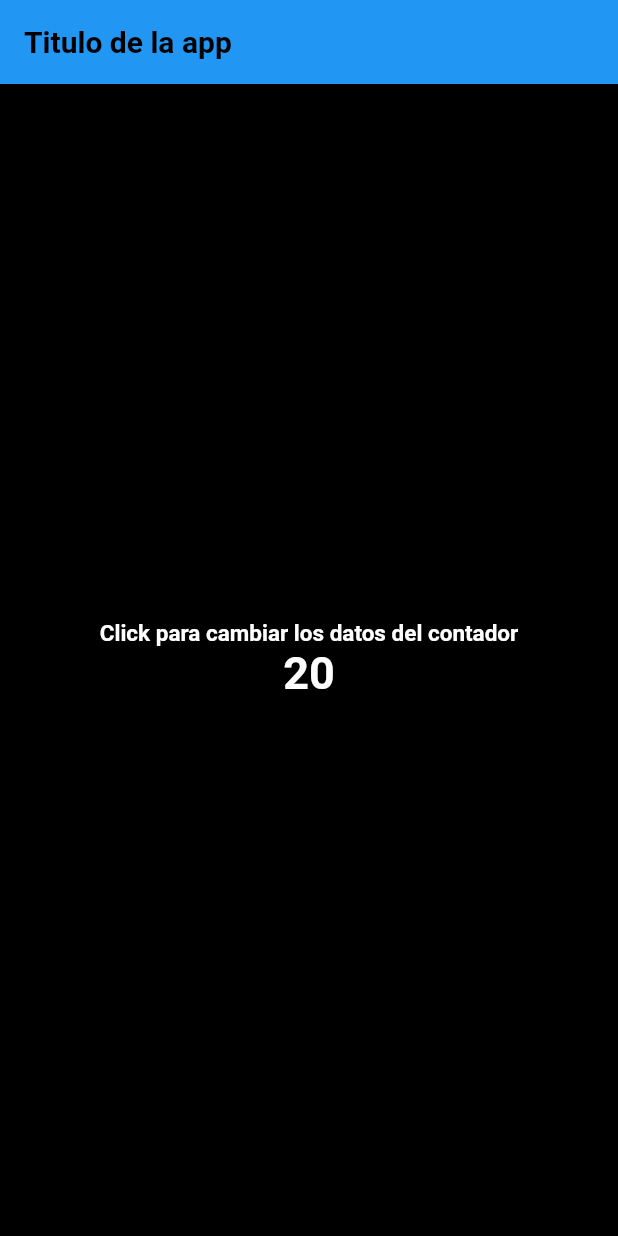
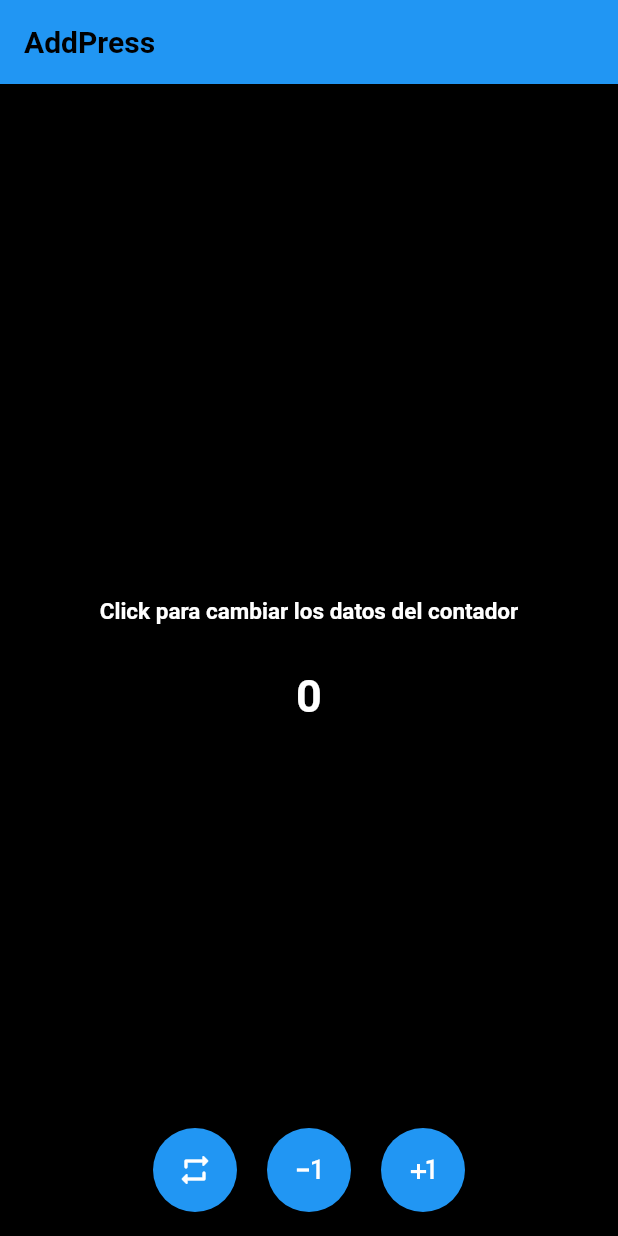
Before and after one commit to Yero-des/mlt_app_flutter, a Flutter app: the screen it shows after launch, on a phone screen of 412 x 824 dp. Run offline on Flutter 3.47's test engine with Material 2 defaults, Android fonts, the phone set to English and light mode, and no system bars.

```diff
--- a/lib/screens/home_screen.dart
+++ b/lib/screens/home_screen.dart
@@ -1,17 +1,55 @@
 import 'package:flutter/material.dart';
+
+// Declarar variables
+TextStyle customFontWeight ({ double fontSize = 15 }) {
+  return TextStyle(
+    color: Colors.white, //
+    fontSize: fontSize,
+    fontWeight: FontWeight.bold,
+  );
+}
 
 void main() => runApp(const HomeScreen());
 
-class HomeScreen extends StatelessWidget {
+class HomeScreen extends StatefulWidget {
 
   const HomeScreen({super.key});
 
   @override
+  State<HomeScreen> createState() => _HomeScreenState();
+}
+
+class _HomeScreenState extends State<HomeScreen> {
+
+  int contador = 0;
+
+  void zeroCounter() {
+    setState(() {
+      contador = 0;
+    });
+  }
+
+  void incrementCounter() {
+    setState(() {
+      contador++;
+    });
+  }
+
+  void decrementCounter() {
+    setState(() {
+      contador--;
+    });
+  }
+
+  @override
   Widget build(BuildContext context) {
+
     return Scaffold(
+
+      // Bar
       appBar: AppBar(
         title: const Text(
-          "Titulo de la app",
+          "AddPress",
           style: TextStyle(
             color: Colors.black,
             fontWeight: FontWeight.bold
@@ -19,28 +57,57 @@ class HomeScreen extends StatelessWidget {
         ),
         elevation: 10,
       ),
-      backgroundColor: const Color.fromARGB(255, 0, 0, 0),
-      body: const Center(
+
+      // Body
+      body: Center(
         child: Column(
-          mainAxisAlignment: MainAxisAlignment.center,
-          crossAxisAlignment: CrossAxisAlignment.center,
+          mainAxisAlignment: MainAxisAlignment.center, // Center content
+          crossAxisAlignment: CrossAxisAlignment.center, // Center items
           children: <Widget> [
-            Text("Click para cambiar los datos del contador", style: TextStyle(
-                color: Colors.white, // Cambia el color
-                fontSize: 15, // Tamaño de fuente opcional
-                fontWeight: FontWeight.bold, // Peso de fuente opcional
-              ),
-            ),
-            Text("20", style: TextStyle(
-                color: Colors.white, // Cambia el color
-                fontSize: 30, // Tamaño de fuente opcional
-                fontWeight: FontWeight.bold, // Peso de fuente opcional
-              ),
-            ),
+            Text("Click para cambiar los datos del contador", style: customFontWeight( fontSize: 15 )),
+            const SizedBox(height: 30),
+            Text('$contador', style: customFontWeight(fontSize: 30)),
           ],
         ),
-      )
+      ),
+
+      floatingActionButton: Row (
+        mainAxisAlignment: MainAxisAlignment.center,
+        children: <Widget> [
+
+          FloatingActionButton(
+            onPressed: () {
+              zeroCounter();
+            },
+            child: const Icon(Icons.repeat_rounded),
+          ),
+
+          const SizedBox(width: 20),
+
+          FloatingActionButton(
+            onPressed: () {
+              decrementCounter();
+            },
+            child: const Icon(Icons.exposure_minus_1),
+          ),
+
+          const SizedBox(width: 20),
+
+          FloatingActionButton(
+            onPressed: () {
+              incrementCounter();
+            },
+            child: const Icon(Icons.plus_one),
+          ),
+
+        ]
+      ),
+
+      floatingActionButtonLocation: FloatingActionButtonLocation.centerFloat,
+
+      // Brackground
+      backgroundColor: const Color.fromARGB(255, 0, 0, 0),
+
     );
   }
-
 }
```
